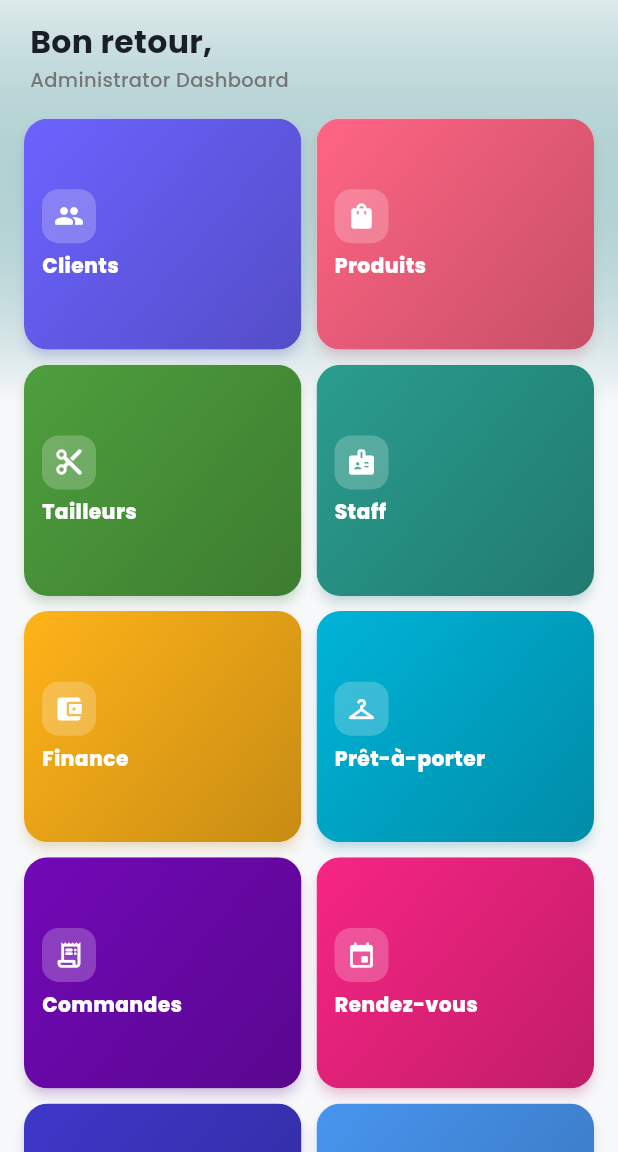
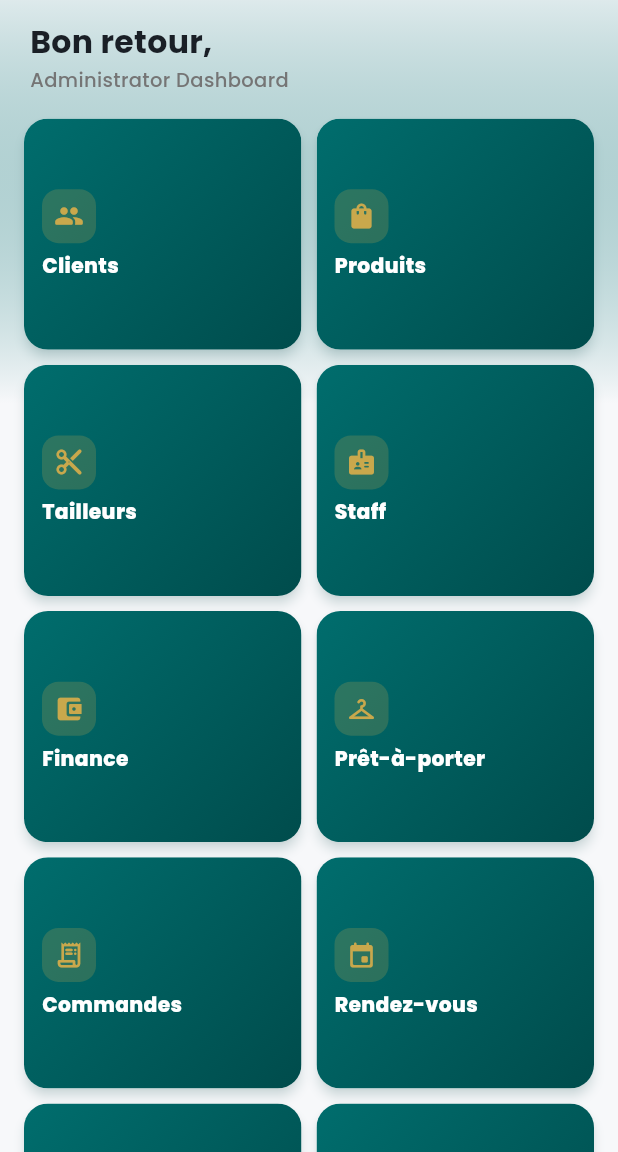
Before and after one commit to asse-byte/Tailoring-Order-Management-System, a Flutter app: the DashboardScreen screen opened directly, on a phone screen of 412 x 824 dp, the part 84-1236 px from its top. Run offline on Flutter 3.47's test engine with Material 3 defaults, Android fonts, the phone set to English and light mode, and no system bars; our stand-ins replace cached_network_image, connectivity_plus, flutter_secure_storage, go_router, google_fonts, image_picker and 4 more; accounts and stored records are empty; network calls fail.

Commit message:
style(app): unify dashboard tiles on one branded Teal+Gold look
Co-Authored-By: Claude Opus 4.8 <noreply@anthropic.com>

```diff
--- a/tailoring_app/lib/features/orders/presentation/screens/dashboard_screen.dart
+++ b/tailoring_app/lib/features/orders/presentation/screens/dashboard_screen.dart
@@ -17,69 +17,60 @@ class DashboardScreen extends StatelessWidget {
     final auth = context.watch<AuthProvider>();
     final isSec = auth.isSecretary;
 
-    // Define items list. Each item has title, icon, color, route.
+    // Unified brand identity: every tile shares the same Deep Teal look so the
+    // grid reads as one elegant system. Only the icon distinguishes a module.
     final List<_DashboardItem> allItems = [
       _DashboardItem(
         title: context.loc.clients,
         icon: Icons.people_rounded,
-        color: const Color(0xFF6C63FF),
         route: '/admin/customers',
       ),
       _DashboardItem(
         title: context.loc.products,
         icon: Icons.shopping_bag_rounded,
-        color: const Color(0xFFFF6584),
         route: '/admin/products',
       ),
       const _DashboardItem(
         title: 'Tailleurs',
         icon: Icons.content_cut_rounded,
-        color: Color(0xFF4E9F3D),
         route: '/admin/staff',
       ),
       if (!isSec)
         const _DashboardItem(
           title: 'Staff',
           icon: Icons.badge_rounded,
-          color: Color(0xFF2A9D8F),
           route: '/admin/monthly-staff',
         ),
       if (!isSec)
         _DashboardItem(
           title: context.loc.finance,
           icon: Icons.account_balance_wallet_rounded,
-          color: const Color(0xFFFFB319),
           route: '/admin/finance',
         ),
       _DashboardItem(
         title: context.loc.readyToWear,
         icon: Icons.checkroom_rounded,
-        color: const Color(0xFF00B4D8),
         route: '/admin/ready-to-wear',
       ),
       _DashboardItem(
         title: context.loc.command,
         icon: Icons.receipt_long_rounded,
-        color: const Color(0xFF7209B7),
         route: '/admin/orders',
       ),
       _DashboardItem(
         title: context.loc.appointments,
         icon: Icons.event_rounded,
-        color: const Color(0xFFF72585),
         route: '/admin/appointments',
       ),
       _DashboardItem(
         title: context.loc.history,
         icon: Icons.history_rounded,
-        color: const Color(0xFF3F37C9),
         route: '/admin/history',
       ),
       if (!isSec)
         _DashboardItem(
           title: context.loc.settings,
           icon: Icons.settings_rounded,
-          color: const Color(0xFF4895EF),
           route: '/admin/settings',
         ),
     ];
@@ -223,13 +214,11 @@ class DashboardScreen extends StatelessWidget {
 class _DashboardItem {
   final String title;
   final IconData icon;
-  final Color color;
   final String route;
 
   const _DashboardItem({
     required this.title,
     required this.icon,
-    required this.color,
     required this.route,
   });
 }
@@ -243,7 +232,7 @@ class _DashboardCard extends StatelessWidget {
   Widget build(BuildContext context) {
     return Card(
       elevation: 3,
-      shadowColor: item.color.withValues(alpha: 0.35),
+      shadowColor: AppColors.primary.withValues(alpha: 0.35),
       shape: RoundedRectangleBorder(
         borderRadius: BorderRadius.circular(16),
       ),
@@ -253,11 +242,11 @@ class _DashboardCard extends StatelessWidget {
         splashColor: Colors.white.withValues(alpha: 0.15),
         highlightColor: Colors.white.withValues(alpha: 0.06),
         child: Container(
-          decoration: BoxDecoration(
+          decoration: const BoxDecoration(
             gradient: LinearGradient(
               colors: [
-                item.color,
-                Color.lerp(item.color, Colors.black, 0.22)!,
+                AppColors.primary,
+                AppColors.primaryDark,
               ],
               begin: Alignment.topLeft,
               end: Alignment.bottomRight,
@@ -271,10 +260,10 @@ class _DashboardCard extends StatelessWidget {
               Container(
                 padding: const EdgeInsets.all(8),
                 decoration: BoxDecoration(
-                  color: Colors.white.withValues(alpha: 0.22),
+                  color: AppColors.accent.withValues(alpha: 0.22),
                   borderRadius: BorderRadius.circular(11),
                 ),
-                child: Icon(item.icon, color: Colors.white, size: 20),
+                child: Icon(item.icon, color: AppColors.accent, size: 20),
               ),
               const SizedBox(height: 8),
               Text(
```
